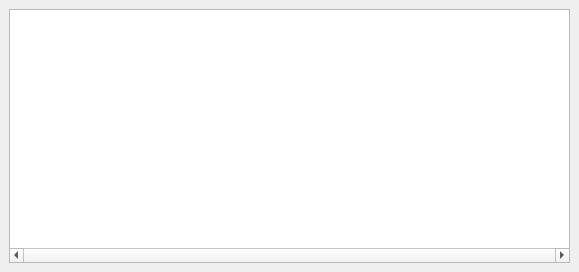
This is PacketWidget.ui in cetic/foren6-gui-qt as Qt 5 draws it before an edit. The edited form follows.
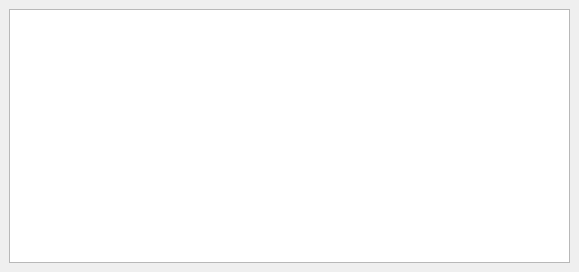
This is the edited form.

Commit message: Adjust Packet and Information Window width based on content and revert 'always on' hscrollbars

The edit to the form file:
```diff
--- a/PacketWidget.ui
+++ b/PacketWidget.ui
@@ -21,7 +21,10 @@
     <item row="0" column="0" colspan="2">
      <widget class="QTreeView" name="dataTree">
       <property name="horizontalScrollBarPolicy">
-       <enum>Qt::ScrollBarAlwaysOn</enum>
+       <enum>Qt::ScrollBarAsNeeded</enum>
+      </property>
+      <property name="autoScroll">
+       <bool>false</bool>
       </property>
       <property name="showDropIndicator" stdset="0">
        <bool>false</bool>
```
The commit also changes 3 other files.
